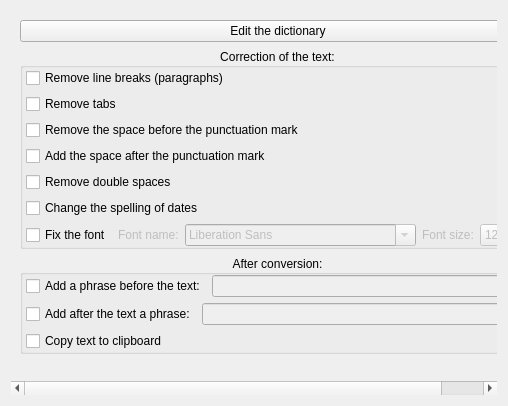
First picture: the form in sours/UI/t_converter_setting.ui, repository andmoni/converter_readings, before the edit.
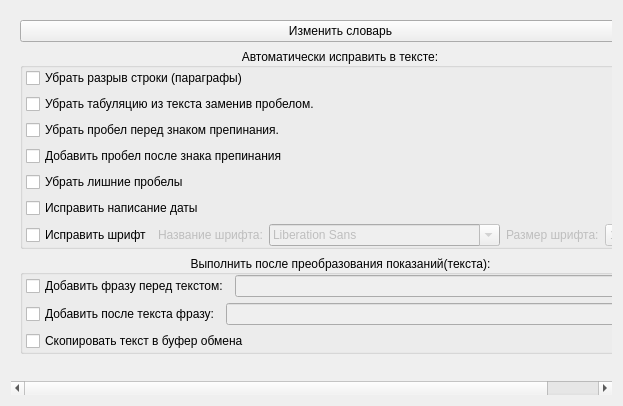
Second picture: the form after the edit. Icons and pictures are not drawn.

Diff of the .ui file:
```diff
--- a/sours/UI/t_converter_setting.ui
+++ b/sours/UI/t_converter_setting.ui
@@ -6,7 +6,7 @@
    <rect>
     <x>0</x>
     <y>0</y>
-    <width>508</width>
+    <width>623</width>
     <height>406</height>
    </rect>
   </property>
@@ -31,7 +31,7 @@
        <rect>
         <x>0</x>
         <y>0</y>
-        <width>490</width>
+        <width>605</width>
         <height>388</height>
        </rect>
       </property>
@@ -39,14 +39,24 @@
        <item>
         <widget class="QPushButton" name="pbnt_edit_dictionary">
          <property name="text">
-          <string>Edit the dictionary</string>
+          <string>Изменить словарь</string>
+         </property>
+         <property name="icon">
+          <iconset resource="res.qrc">
+           <normaloff>:/ico/icons/conver_ico_1.png</normaloff>:/ico/icons/conver_ico_1.png</iconset>
+         </property>
+         <property name="iconSize">
+          <size>
+           <width>24</width>
+           <height>24</height>
+          </size>
          </property>
         </widget>
        </item>
        <item>
         <widget class="QGroupBox" name="gb_correct_text">
          <property name="title">
-          <string>Correction of the text:</string>
+          <string>Автоматически исправить в тексте:</string>
          </property>
          <property name="alignment">
           <set>Qt::AlignCenter</set>
@@ -70,42 +80,42 @@
           <item>
            <widget class="QCheckBox" name="chb_rm_breaks">
             <property name="text">
-             <string>Remove line breaks (paragraphs)</string>
+             <string>Убрать разрыв строки (параграфы)</string>
             </property>
            </widget>
           </item>
           <item>
            <widget class="QCheckBox" name="chb_rm_tabs">
             <property name="text">
-             <string>Remove tabs</string>
+             <string>Убрать табуляцию из текста заменив пробелом.</string>
             </property>
            </widget>
           </item>
           <item>
            <widget class="QCheckBox" name="chb_rm_space_before_mark">
             <property name="text">
-             <string>Remove the space before the punctuation mark</string>
+             <string>Убрать пробел перед знаком препинания.</string>
             </property>
            </widget>
           </item>
           <item>
            <widget class="QCheckBox" name="chb_add_space_after_mark">
             <property name="text">
-             <string>Add the space after the punctuation mark</string>
+             <string>Добавить пробел после знака препинания</string>
             </property>
            </widget>
           </item>
           <item>
            <widget class="QCheckBox" name="chb_rm_double_space">
             <property name="text">
-             <string>Remove double spaces</string>
+             <string>Убрать лишние пробелы</string>
             </property>
            </widget>
           </item>
           <item>
            <widget class="QCheckBox" name="chb_convert_date">
             <property name="text">
-             <string>Change the spelling of dates</string>
+             <string>Исправить написание даты</string>
             </property>
            </widget>
           </item>
@@ -117,7 +127,7 @@
             <item>
              <widget class="QCheckBox" name="chb_fix_font">
               <property name="text">
-               <string>Fix the font</string>
+               <string>Исправить шрифт</string>
               </property>
              </widget>
             </item>
@@ -127,7 +137,7 @@
                <bool>false</bool>
               </property>
               <property name="text">
-               <string>Font name:</string>
+               <string>Название шрифта:</string>
               </property>
              </widget>
             </item>
@@ -150,7 +160,7 @@
                <bool>false</bool>
               </property>
               <property name="text">
-               <string>Font size:</string>
+               <string>Размер шрифта:</string>
               </property>
              </widget>
             </item>
@@ -206,7 +216,7 @@
        <item>
         <widget class="QGroupBox" name="gb_after_conversion">
          <property name="title">
-          <string>After conversion:</string>
+          <string>Выполнить после преобразования показаний(текста):</string>
          </property>
          <property name="alignment">
           <set>Qt::AlignCenter</set>
@@ -232,7 +242,7 @@
             <item>
              <widget class="QCheckBox" name="chb_add_before_text">
               <property name="text">
-               <string>Add a phrase before the text:</string>
+               <string>Добавить фразу перед текстом:</string>
               </property>
              </widget>
             </item>
@@ -250,7 +260,7 @@
             <item>
              <widget class="QCheckBox" name="chb_add_after_text">
               <property name="text">
-               <string>Add after the text a phrase:</string>
+               <string>Добавить после текста фразу:</string>
               </property>
              </widget>
             </item>
@@ -266,7 +276,7 @@
           <item>
            <widget class="QCheckBox" name="chb_copy_to_clipboard">
             <property name="text">
-             <string>Copy text to clipboard</string>
+             <string>Скопировать текст в буфер обмена</string>
             </property>
            </widget>
           </item>
```
Left out of the diff: 59 changed lines with no effect on the pictures.
